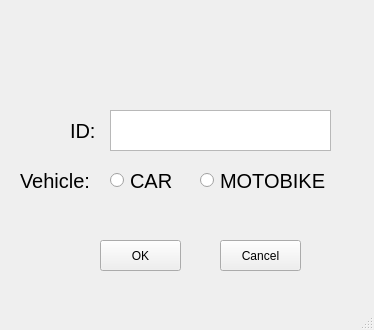
Before: the Qt Designer form addDay.ui in tuyen1601/manager_app, drawn with Qt 5.
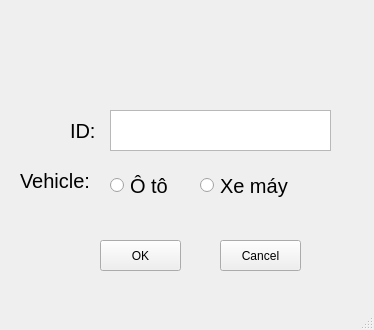
After: the same form once the commit is applied.

Patch:
```diff
--- a/addDay.ui
+++ b/addDay.ui
@@ -86,7 +86,7 @@
       <x>200</x>
       <y>170</y>
       <width>131</width>
-      <height>21</height>
+      <height>31</height>
      </rect>
     </property>
     <property name="font">
@@ -95,7 +95,7 @@
      </font>
     </property>
     <property name="text">
-     <string>MOTOBIKE</string>
+     <string>Xe máy</string>
     </property>
    </widget>
    <widget class="QRadioButton" name="rbCar">
@@ -104,7 +104,7 @@
       <x>110</x>
       <y>170</y>
       <width>71</width>
-      <height>21</height>
+      <height>31</height>
      </rect>
     </property>
     <property name="font">
@@ -113,7 +113,7 @@
      </font>
     </property>
     <property name="text">
-     <string>CAR</string>
+     <string>Ô tô</string>
     </property>
    </widget>
    <widget class="QLabel" name="label_6">
```
Left out of the diff: 2 changed lines with no effect on the pictures.
